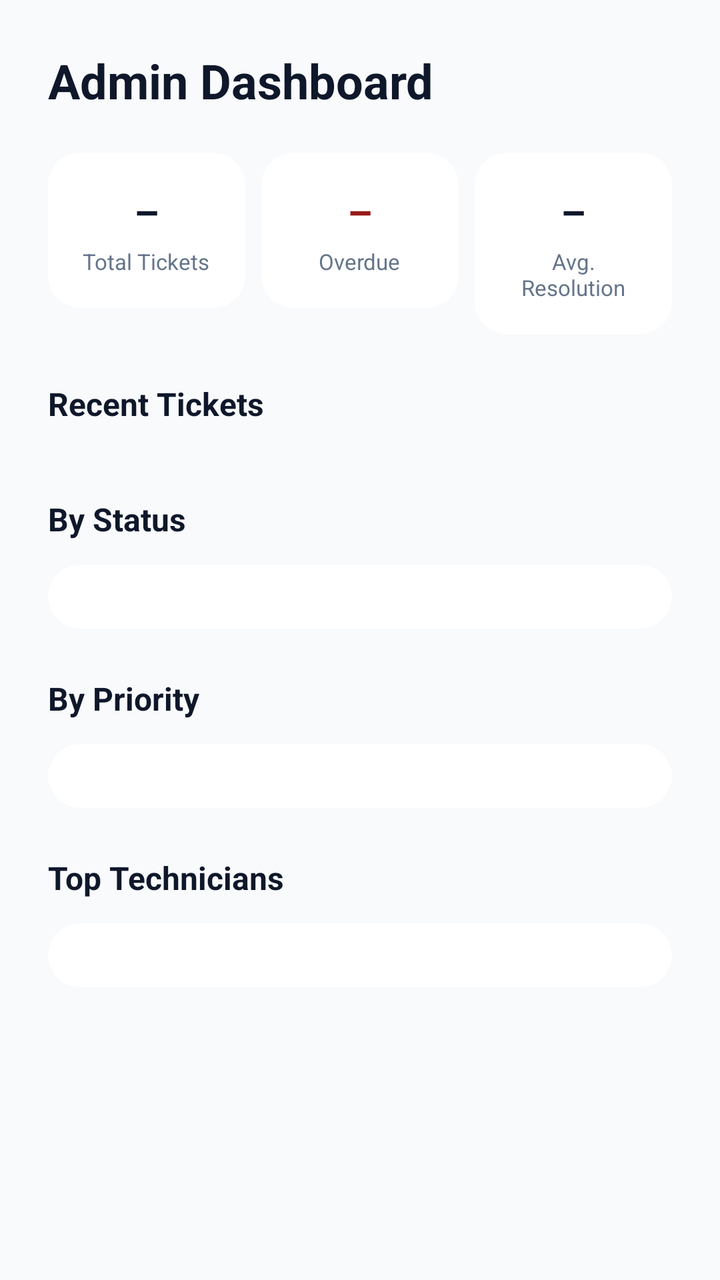
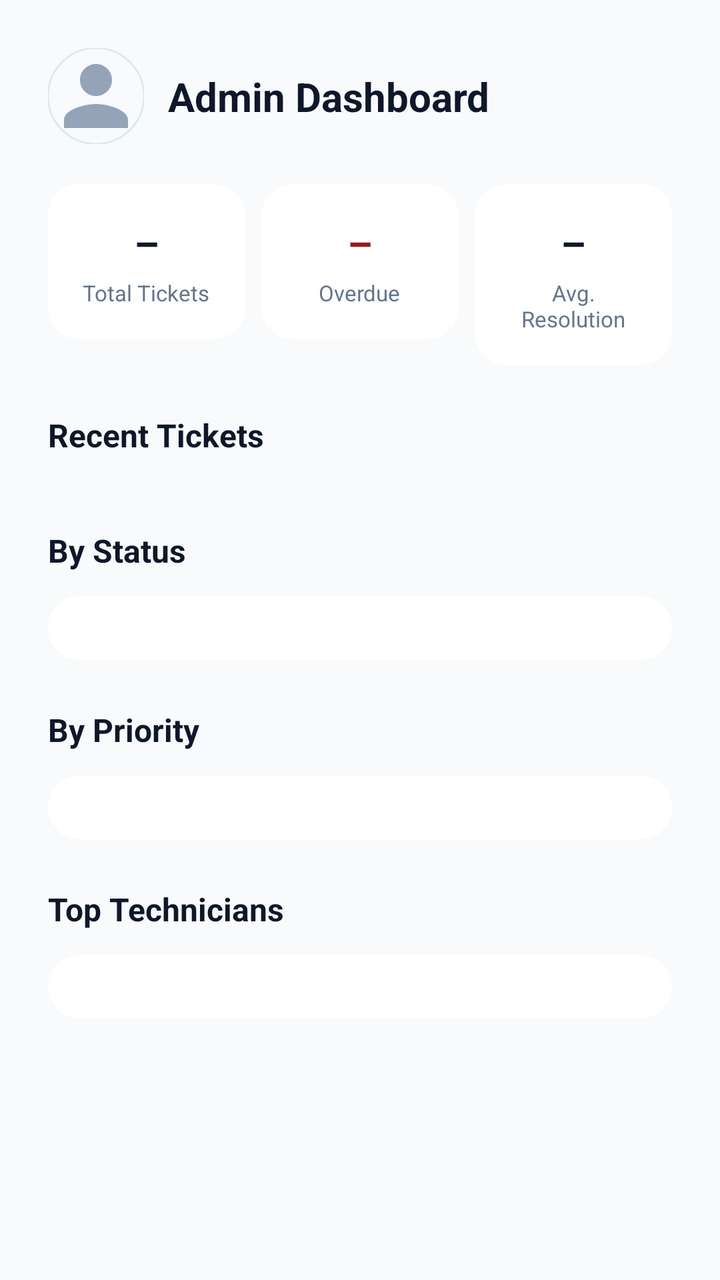

Two renders of the same Android screen: before a commit and after it. Below are the layout's source before the change and the commit's diff.
<!-- AndroidManifest.xml: application theme Theme.SupportAssist -->
<!-- res/layout/fragment_admin_dashboard.xml -->
<?xml version="1.0" encoding="utf-8"?>
<androidx.constraintlayout.widget.ConstraintLayout xmlns:android="http://schemas.android.com/apk/res/android"
    xmlns:app="http://schemas.android.com/apk/res-auto"
    android:layout_width="match_parent"
    android:layout_height="match_parent"
    android:background="@color/bg_color">

    <ProgressBar
        android:id="@+id/loading_indicator"
        style="?android:attr/progressBarStyleHorizontal"
        android:layout_width="match_parent"
        android:layout_height="4dp"
        android:indeterminate="true"
        android:visibility="gone"
        app:layout_constraintTop_toTopOf="parent" />

    <androidx.core.widget.NestedScrollView
        android:layout_width="match_parent"
        android:layout_height="0dp"
        android:fillViewport="true"
        app:layout_constraintBottom_toBottomOf="parent"
        app:layout_constraintTop_toBottomOf="@+id/loading_indicator">

        <androidx.constraintlayout.widget.ConstraintLayout
            android:layout_width="match_parent"
            android:layout_height="wrap_content"
            android:paddingHorizontal="24dp"
            android:paddingTop="24dp"
            android:paddingBottom="100dp">

            <androidx.constraintlayout.widget.ConstraintLayout
                android:layout_width="0dp"
                android:layout_height="wrap_content"
                app:layout_constraintEnd_toEndOf="parent"
                app:layout_constraintStart_toStartOf="parent"
                app:layout_constraintTop_toTopOf="parent"
                app:layout_constraintWidth_max="600dp">

                <TextView
                    android:id="@+id/tv_admin_greeting"
                    android:layout_width="wrap_content"
                    android:layout_height="wrap_content"
                    android:text="@string/admin_dashboard_title"
                    android:textColor="@color/text_main"
                    android:textSize="24sp"
                    android:textStyle="bold"
                    app:layout_constraintStart_toStartOf="parent"
                    app:layout_constraintTop_toTopOf="parent" />

                <LinearLayout
                    android:id="@+id/ll_stats_row"
                    android:layout_width="match_parent"
                    android:layout_height="wrap_content"
                    android:layout_marginTop="20dp"
                    android:orientation="horizontal"
                    app:layout_constraintTop_toBottomOf="@+id/tv_admin_greeting">

                    <com.google.android.material.card.MaterialCardView
                        android:layout_width="0dp"
                        android:layout_height="wrap_content"
                        android:layout_weight="1"
                        app:cardBackgroundColor="@color/card_bg"
                        app:cardCornerRadius="16dp"
                        app:cardElevation="0dp"
                        app:strokeWidth="0dp">
                        <LinearLayout
                            android:layout_width="match_parent"
                            android:layout_height="wrap_content"
                            android:gravity="center"
                            android:orientation="vertical"
                            android:padding="16dp">
                            <TextView android:id="@+id/tv_stat_total" style="@style/StatValueText" android:text="@string/placeholder_dash" />
                            <TextView style="@style/StatLabelText" android:text="@string/admin_stat_total" />
                        </LinearLayout>
                    </com.google.android.material.card.MaterialCardView>

                    <com.google.android.material.card.MaterialCardView
                        android:layout_width="0dp"
                        android:layout_height="wrap_content"
                        android:layout_weight="1"
                        android:layout_marginStart="8dp"
                        app:cardBackgroundColor="@color/card_bg"
                        app:cardCornerRadius="16dp"
                        app:cardElevation="0dp"
                        app:strokeWidth="0dp">
                        <LinearLayout
                            android:layout_width="match_parent"
                            android:layout_height="wrap_content"
                            android:gravity="center"
                            android:orientation="vertical"
                            android:padding="16dp">
                            <TextView android:id="@+id/tv_stat_overdue" style="@style/StatValueText" android:text="@string/placeholder_dash" android:textColor="@color/priority_high_text" />
                            <TextView style="@style/StatLabelText" android:text="@string/admin_stat_overdue" />
                        </LinearLayout>
                    </com.google.android.material.card.MaterialCardView>

                    <com.google.android.material.card.MaterialCardView
                        android:layout_width="0dp"
                        android:layout_height="wrap_content"
                        android:layout_weight="1"
                        android:layout_marginStart="8dp"
                        app:cardBackgroundColor="@color/card_bg"
                        app:cardCornerRadius="16dp"
                        app:cardElevation="0dp"
                        app:strokeWidth="0dp">
                        <LinearLayout
                            android:layout_width="match_parent"
                            android:layout_height="wrap_content"
                            android:gravity="center"
                            android:orientation="vertical"
                            android:padding="16dp">
                            <TextView android:id="@+id/tv_stat_avg_resolution" style="@style/StatValueText" android:text="@string/placeholder_dash" />
                            <TextView style="@style/StatLabelText" android:text="@string/admin_stat_avg_resolution" />
                        </LinearLayout>
                    </com.google.android.material.card.MaterialCardView>
                </LinearLayout>

                <TextView
                    android:id="@+id/tv_recent_tickets_label"
                    android:layout_width="wrap_content"
                    android:layout_height="wrap_content"
                    android:layout_marginTop="24dp"
                    android:text="@string/admin_recent_tickets"
                    android:textColor="@color/text_main"
                    android:textSize="16sp"
                    android:textStyle="bold"
                    app:layout_constraintStart_toStartOf="parent"
                    app:layout_constraintTop_toBottomOf="@+id/ll_stats_row" />

                <androidx.recyclerview.widget.RecyclerView
                    android:id="@+id/rv_recent_tickets"
                    android:layout_width="match_parent"
                    android:layout_height="wrap_content"
                    android:layout_marginTop="12dp"
                    android:nestedScrollingEnabled="false"
                    app:layout_constraintTop_toBottomOf="@+id/tv_recent_tickets_label" />

                <TextView
                    android:id="@+id/tv_status_label"
                    android:layout_width="wrap_content"
                    android:layout_height="wrap_content"
                    android:layout_marginTop="24dp"
                    android:text="@string/admin_by_status"
                    android:textColor="@color/text_main"
                    android:textSize="16sp"
                    android:textStyle="bold"
                    app:layout_constraintStart_toStartOf="parent"
                    app:layout_constraintTop_toBottomOf="@+id/rv_recent_tickets" />

                <com.google.android.material.card.MaterialCardView
                    android:id="@+id/cv_status"
                    android:layout_width="match_parent"
                    android:layout_height="wrap_content"
                    android:layout_marginTop="12dp"
                    app:cardBackgroundColor="@color/card_bg"
                    app:cardCornerRadius="16dp"
                    app:cardElevation="0dp"
                    app:strokeWidth="0dp"
                    app:layout_constraintTop_toBottomOf="@+id/tv_status_label">
                    <LinearLayout
                        android:id="@+id/ll_by_status"
                        android:layout_width="match_parent"
                        android:layout_height="wrap_content"
                        android:orientation="vertical"
                        android:padding="16dp" />
                </com.google.android.material.card.MaterialCardView>

                <TextView
                    android:id="@+id/tv_priority_label"
                    android:layout_width="wrap_content"
                    android:layout_height="wrap_content"
                    android:layout_marginTop="24dp"
                    android:text="@string/admin_by_priority"
                    android:textColor="@color/text_main"
                    android:textSize="16sp"
                    android:textStyle="bold"
                    app:layout_constraintStart_toStartOf="parent"
                    app:layout_constraintTop_toBottomOf="@+id/cv_status" />

                <com.google.android.material.card.MaterialCardView
                    android:id="@+id/cv_priority"
                    android:layout_width="match_parent"
                    android:layout_height="wrap_content"
                    android:layout_marginTop="12dp"
                    app:cardBackgroundColor="@color/card_bg"
                    app:cardCornerRadius="16dp"
                    app:cardElevation="0dp"
                    app:strokeWidth="0dp"
                    app:layout_constraintTop_toBottomOf="@+id/tv_priority_label">
                    <LinearLayout
                        android:id="@+id/ll_by_priority"
                        android:layout_width="match_parent"
                        android:layout_height="wrap_content"
                        android:orientation="vertical"
                        android:padding="16dp" />
                </com.google.android.material.card.MaterialCardView>

                <TextView
                    android:id="@+id/tv_techs_label"
                    android:layout_width="wrap_content"
                    android:layout_height="wrap_content"
                    android:layout_marginTop="24dp"
                    android:text="@string/admin_top_technicians"
                    android:textColor="@color/text_main"
                    android:textSize="16sp"
                    android:textStyle="bold"
                    app:layout_constraintStart_toStartOf="parent"
                    app:layout_constraintTop_toBottomOf="@+id/cv_priority" />

                <com.google.android.material.card.MaterialCardView
                    android:id="@+id/cv_techs"
                    android:layout_width="match_parent"
                    android:layout_height="wrap_content"
                    android:layout_marginTop="12dp"
                    app:cardBackgroundColor="@color/card_bg"
                    app:cardCornerRadius="16dp"
                    app:cardElevation="0dp"
                    app:strokeWidth="0dp"
                    app:layout_constraintTop_toBottomOf="@+id/tv_techs_label">
                    <LinearLayout
                        android:id="@+id/ll_top_technicians"
                        android:layout_width="match_parent"
                        android:layout_height="wrap_content"
                        android:orientation="vertical"
                        android:padding="16dp" />
                </com.google.android.material.card.MaterialCardView>

            </androidx.constraintlayout.widget.ConstraintLayout>

        </androidx.constraintlayout.widget.ConstraintLayout>
    </androidx.core.widget.NestedScrollView>

</androidx.constraintlayout.widget.ConstraintLayout>
<!-- resources referenced by this layout -->
<resources>
  <color name="bg_color">#F8FAFC</color>
  <color name="card_bg">#FFFFFF</color>
  <color name="priority_high_text">#991B1B</color>
  <color name="text_main">#0F172A</color>
  <string name="admin_by_priority">By Priority</string>
  <string name="admin_by_status">By Status</string>
  <string name="admin_dashboard_title">Admin Dashboard</string>
  <string name="admin_recent_tickets">Recent Tickets</string>
  <string name="admin_stat_avg_resolution">Avg. Resolution</string>
  <string name="admin_stat_overdue">Overdue</string>
  <string name="admin_stat_total">Total Tickets</string>
  <string name="admin_top_technicians">Top Technicians</string>
  <string name="placeholder_dash">–</string>
  <style name="StatLabelText">
          <item name="android:layout_width">wrap_content</item>
          <item name="android:layout_height">wrap_content</item>
          <item name="android:layout_marginTop">4dp</item>
          <item name="android:gravity">center</item>
          <item name="android:textColor">@color/text_grey</item>
          <item name="android:textSize">11sp</item>
      </style>
  <style name="StatValueText">
          <item name="android:layout_width">wrap_content</item>
          <item name="android:layout_height">wrap_content</item>
          <item name="android:textColor">@color/stat_value</item>
          <item name="android:textSize">20sp</item>
          <item name="android:textStyle">bold</item>
      </style>
  <style name="Theme.SupportAssist" parent="Base.Theme.SupportAssist" />
  <color name="text_grey">#64748B</color>
  <color name="stat_value">#0F172A</color>
  <style name="Base.Theme.SupportAssist" parent="Theme.Material3.DayNight.NoActionBar">
          <item name="colorPrimary">@color/primary_blue</item>
          <item name="android:windowBackground">@color/bg_color</item>
  
          
          <item name="android:textColorPrimary">@color/text_main</item>
          <item name="android:textColorSecondary">@color/text_grey</item>
          <item name="android:editTextColor">@color/text_main</item>
          <item name="android:textColorHint">@color/text_grey</item>
  
          
          <item name="colorOnBackground">@color/text_main</item>
          <item name="colorOnSurface">@color/text_main</item>
          <item name="colorOnSurfaceVariant">@color/text_grey</item>
          <item name="colorSurface">@color/bg_color</item>
          <item name="colorOutline">@color/divider_color</item>
      </style>
  <color name="primary_blue">#005BFF</color>
  <color name="divider_color">#E2E8F0</color>
</resources>

<!-- the commit's change to res/layout/fragment_admin_dashboard.xml (unified diff, before → after) -->
@@ -1,6 +1,7 @@
 <?xml version="1.0" encoding="utf-8"?>
 <androidx.constraintlayout.widget.ConstraintLayout xmlns:android="http://schemas.android.com/apk/res/android"
     xmlns:app="http://schemas.android.com/apk/res-auto"
+    xmlns:tools="http://schemas.android.com/tools"
     android:layout_width="match_parent"
     android:layout_height="match_parent"
     android:background="@color/bg_color">
@@ -36,16 +37,30 @@
                 app:layout_constraintTop_toTopOf="parent"
                 app:layout_constraintWidth_max="600dp">
 
+                <com.google.android.material.imageview.ShapeableImageView
+                    android:id="@+id/iv_admin_avatar"
+                    android:layout_width="48dp"
+                    android:layout_height="48dp"
+                    android:scaleType="centerCrop"
+                    android:src="@drawable/ic_profile"
+                    app:layout_constraintStart_toStartOf="parent"
+                    app:layout_constraintTop_toTopOf="parent"
+                    app:shapeAppearanceOverlay="@style/CircleImage"
+                    app:strokeColor="@color/divider_color"
+                    app:strokeWidth="1dp" />
+
                 <TextView
                     android:id="@+id/tv_admin_greeting"
                     android:layout_width="wrap_content"
                     android:layout_height="wrap_content"
+                    android:layout_marginStart="12dp"
                     android:text="@string/admin_dashboard_title"
                     android:textColor="@color/text_main"
-                    android:textSize="24sp"
-                    android:textStyle="bold"
-                    app:layout_constraintStart_toStartOf="parent"
-                    app:layout_constraintTop_toTopOf="parent" />
+                    android:textSize="20sp"
+                    android:textStyle="bold"
+                    app:layout_constraintBottom_toBottomOf="@+id/iv_admin_avatar"
+                    app:layout_constraintStart_toEndOf="@+id/iv_admin_avatar"
+                    app:layout_constraintTop_toTopOf="@+id/iv_admin_avatar" />
 
                 <LinearLayout
                     android:id="@+id/ll_stats_row"
@@ -53,7 +68,7 @@
                     android:layout_height="wrap_content"
                     android:layout_marginTop="20dp"
                     android:orientation="horizontal"
-                    app:layout_constraintTop_toBottomOf="@+id/tv_admin_greeting">
+                    app:layout_constraintTop_toBottomOf="@+id/iv_admin_avatar">
 
                     <com.google.android.material.card.MaterialCardView
                         android:layout_width="0dp"
<!-- resource entries referenced after the edit -->
@@ -4,6 +4,16 @@
   <color name="card_bg">#FFFFFF</color>
   <color name="priority_high_text">#991B1B</color>
   <color name="text_main">#0F172A</color>
+  <!-- drawable ic_profile (drawable) -->
+  <vector xmlns:android="http://schemas.android.com/apk/res/android"
+      android:width="24dp"
+      android:height="24dp"
+      android:viewportWidth="24"
+      android:viewportHeight="24">
+      <path
+          android:fillColor="@color/nav_inactive"
+          android:pathData="M12,12c2.21,0 4,-1.79 4,-4s-1.79,-4 -4,-4 -4,1.79 -4,4 1.79,4 4,4zm0,2c-2.67,0 -8,1.34 -8,4v2h16v-2c0,-2.66 -5.33,-4 -8,-4z" />
+  </vector>
   <string name="admin_by_priority">By Priority</string>
   <string name="admin_by_status">By Status</string>
   <string name="admin_dashboard_title">Admin Dashboard</string>
@@ -13,6 +23,10 @@
   <string name="admin_stat_total">Total Tickets</string>
   <string name="admin_top_technicians">Top Technicians</string>
   <string name="placeholder_dash">–</string>
+  <style name="CircleImage">
+          <item name="cornerFamily">rounded</item>
+          <item name="cornerSize">50%</item>
+      </style>
   <style name="StatLabelText">
           <item name="android:layout_width">wrap_content</item>
           <item name="android:layout_height">wrap_content</item>
@@ -29,6 +43,7 @@
           <item name="android:textStyle">bold</item>
       </style>
   <style name="Theme.SupportAssist" parent="Base.Theme.SupportAssist" />
+  <color name="nav_inactive">#94A3B8</color>
   <color name="text_grey">#64748B</color>
   <color name="stat_value">#0F172A</color>
   <style name="Base.Theme.SupportAssist" parent="Theme.Material3.DayNight.NoActionBar">
